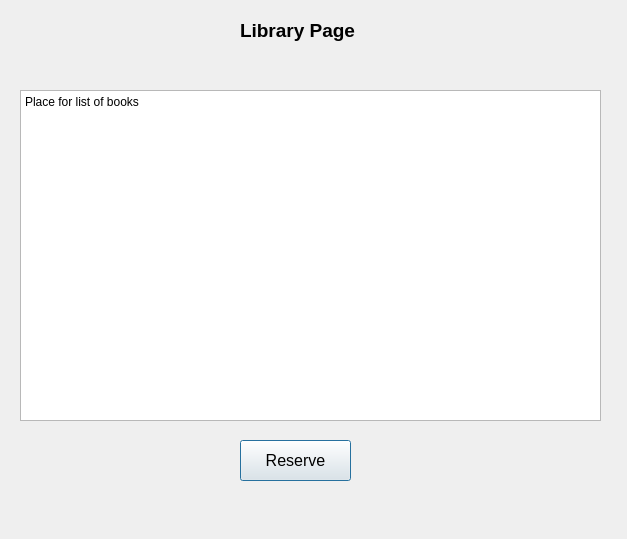
Before: the Qt Designer form projekt/src/librarywindow.ui in hrutkowski/Internet_Library, drawn with Qt 5.
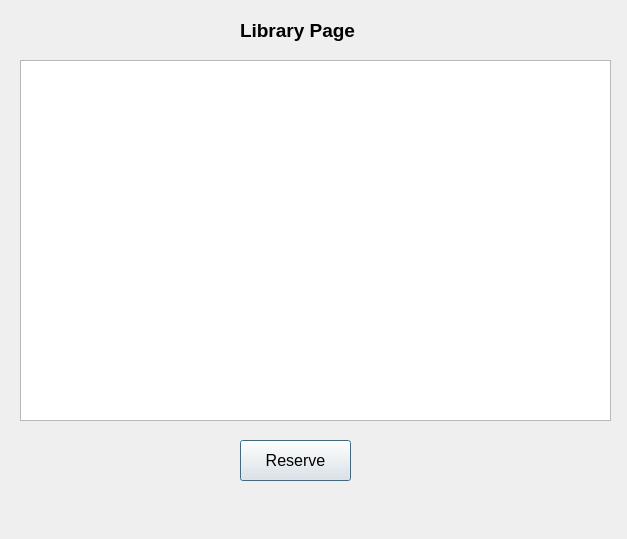
After: the same form once the commit is applied.

Commit message: Poor version of book list

```diff
--- a/projekt/src/librarywindow.ui
+++ b/projekt/src/librarywindow.ui
@@ -69,17 +69,19 @@
     <string/>
    </property>
   </widget>
-  <widget class="QPlainTextEdit" name="plainTextEdit">
+  <widget class="QTextBrowser" name="textBrowser">
    <property name="geometry">
     <rect>
      <x>20</x>
-     <y>90</y>
-     <width>581</width>
-     <height>331</height>
+     <y>60</y>
+     <width>591</width>
+     <height>361</height>
     </rect>
    </property>
-   <property name="plainText">
-    <string>Place for list of books</string>
+   <property name="font">
+    <font>
+     <pointsize>12</pointsize>
+    </font>
    </property>
   </widget>
  </widget>
```
The commit also changes 4 other files.
